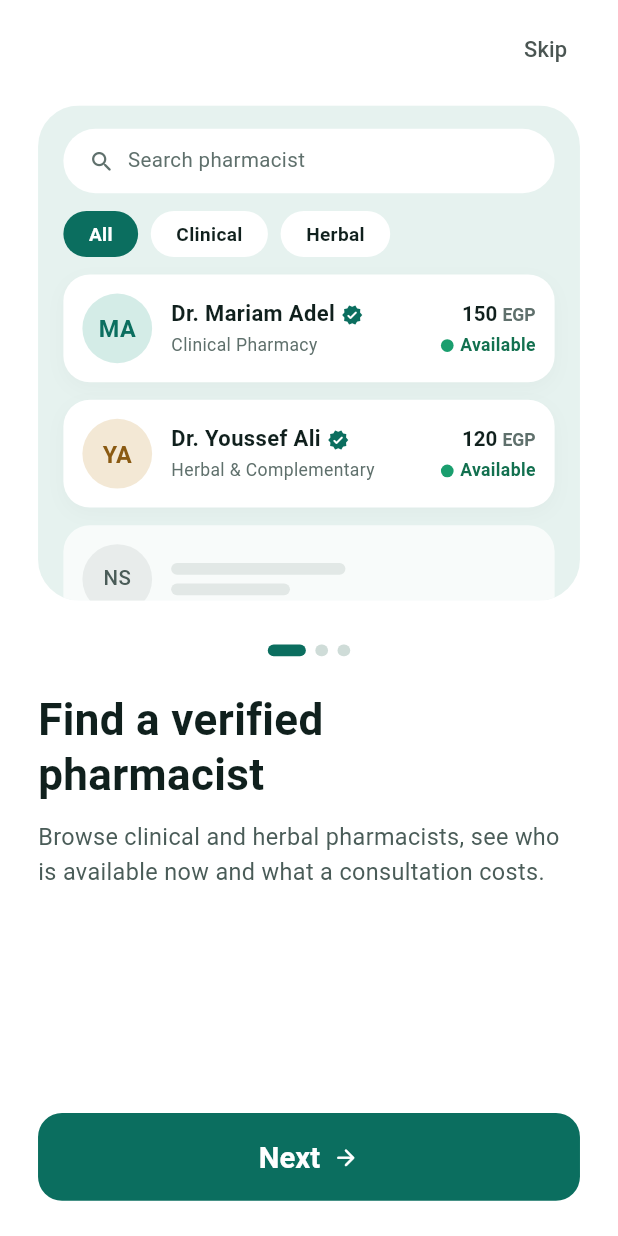
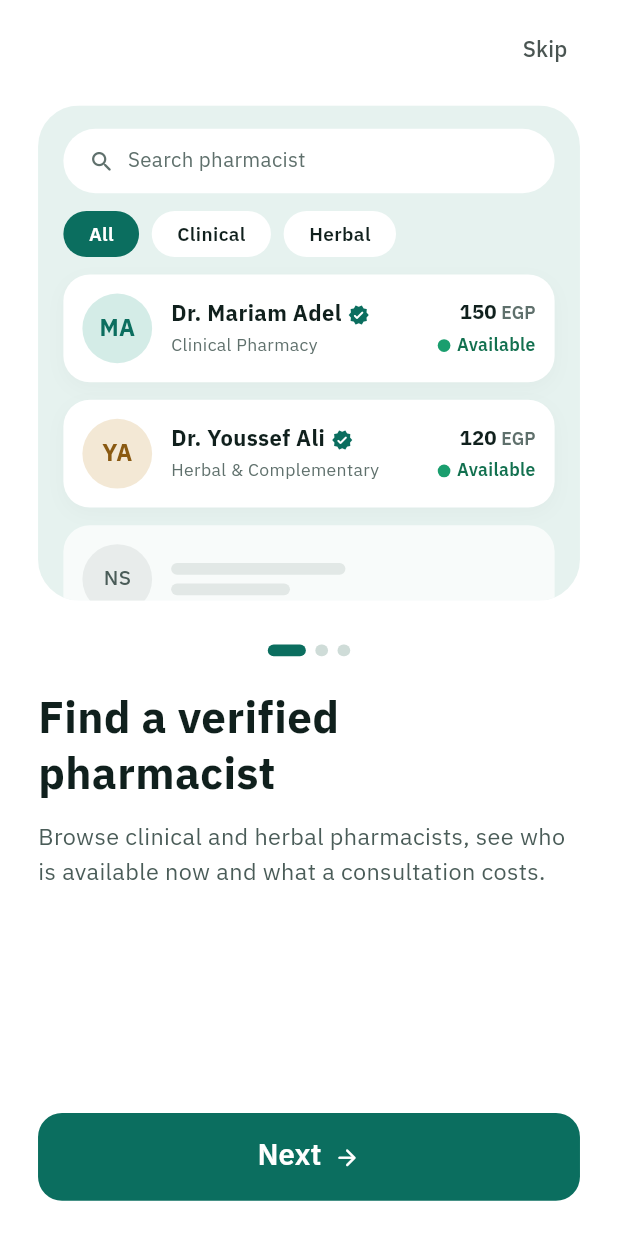
Before and after one commit to Seifeldin6/healthcare-erp, a Flutter app: the OnboardingScreen screen opened by its route, on a phone screen of 412 x 824 dp. Run offline on Flutter 3.47's test engine with Material 3 defaults, Android fonts, the phone set to English and light mode, and no system bars; our stand-ins replace flutter_animate, flutter_bloc, flutter_native_splash, flutter_screenutil, flutter_svg, get_it and 1 more; accounts and stored records are empty.

Commit message:
style(theme): configure IBM Plex Sans Arabic fallback font across text styles

```diff
--- a/mobile/lib/core/theme/app_text_styles.dart
+++ b/mobile/lib/core/theme/app_text_styles.dart
@@ -4,38 +4,73 @@ import 'app_colors.dart';
 import 'font_weight_helper.dart';
 
 abstract final class AppTextStyles {
+  static const String _primaryFont = 'PlusJakartaSans';
+  static const List<String> _fallbackFonts = ['IBMPlexSansArabic'];
+
+  static TextStyle _base({
+    required double fontSize,
+    required FontWeight fontWeight,
+    double? height,
+    double? letterSpacing,
+    Color? color,
+  }) {
+    return TextStyle(
+      fontFamily: _primaryFont,
+      fontFamilyFallback: _fallbackFonts,
+      fontSize: fontSize,
+      fontWeight: fontWeight,
+      height: height,
+      letterSpacing: letterSpacing,
+      color: color,
+    );
+  }
+
   // Base styles
-  static TextStyle display = TextStyle(
+  static TextStyle display = _base(
     fontSize: 30.sp,
     height: 38 / 30,
     fontWeight: FontWeightHelper.bold,
   );
 
-  static TextStyle title = TextStyle(
+  static TextStyle title = _base(
     fontSize: 26.sp,
     height: 32 / 26,
     fontWeight: FontWeightHelper.bold,
   );
 
-  static TextStyle heading = TextStyle(
+  static TextStyle heading = _base(
     fontSize: 18.sp,
     height: 24 / 18,
     fontWeight: FontWeightHelper.semiBold,
   );
 
-  static TextStyle body = TextStyle(
+  static TextStyle body = _base(
     fontSize: 16.sp,
     height: 24 / 16,
     fontWeight: FontWeightHelper.regular,
   );
 
-  static TextStyle label = TextStyle(
+  static TextStyle label = _base(
     fontSize: 14.sp,
     height: 20 / 14,
     fontWeight: FontWeightHelper.medium,
   );
 
-  static TextStyle caption = TextStyle(
+  static TextStyle label15BodyRegular = _base(
+    fontSize: 15.sp,
+    height: 1.0,
+    fontWeight: FontWeightHelper.regular,
+    color: AppColors.body,
+  );
+
+  static TextStyle label15PrimaryBold = _base(
+    fontSize: 15.sp,
+    height: 1.0,
+    fontWeight: FontWeightHelper.bold,
+    color: AppColors.primary,
+  );
+
+  static TextStyle caption = _base(
     fontSize: 13.sp,
     height: 19 / 13,
     fontWeight: FontWeightHelper.regular,
@@ -43,19 +78,35 @@ abstract final class AppTextStyles {
 
   // Display & Titles
   static TextStyle display30InkBold = display.copyWith(color: AppColors.ink);
+  static TextStyle display30InkExtraBold = _base(
+    fontSize: 30.sp,
+    height: 38 / 30,
+    letterSpacing: -0.6,
+    fontWeight: FontWeightHelper.extraBold,
+    color: AppColors.ink,
+  );
   static TextStyle title26InkBold = title.copyWith(color: AppColors.ink);
-  static TextStyle title24InkBold = TextStyle(
+  static TextStyle title24InkBold = _base(
     fontSize: 24.sp,
     height: 34 / 24,
     fontWeight: FontWeightHelper.bold,
     color: AppColors.ink,
   );
+
   static TextStyle heading18InkSemiBold = heading.copyWith(
     color: AppColors.ink,
   );
 
+  static TextStyle heading20InkExtraBold = _base(
+    fontSize: 20.sp,
+    height: 1.0,
+    letterSpacing: -0.3,
+    fontWeight: FontWeightHelper.extraBold,
+    color: AppColors.ink,
+  );
+
   // Body (16.sp & 20.sp)
-  static TextStyle body20WhiteSemiBold = TextStyle(
+  static TextStyle body20WhiteSemiBold = _base(
     fontSize: 20.sp,
     height: 24 / 20,
     fontWeight: FontWeightHelper.semiBold,
@@ -66,26 +117,26 @@ abstract final class AppTextStyles {
   static TextStyle body16WhiteRegular = body.copyWith(color: AppColors.surface);
   static TextStyle body16InkRegular = body.copyWith(color: AppColors.ink);
 
-  static TextStyle body16WhiteSemiBold = TextStyle(
+  static TextStyle body16WhiteSemiBold = _base(
     fontSize: 16.sp,
     height: 24 / 16,
     fontWeight: FontWeightHelper.semiBold,
     color: AppColors.surface,
   );
 
-  static TextStyle body16PrimaryBold = TextStyle(
+  static TextStyle body16PrimaryBold = _base(
     fontSize: 16.sp,
     fontWeight: FontWeightHelper.bold,
     color: AppColors.primary,
   );
 
-  static TextStyle body16WarmInkBold = TextStyle(
+  static TextStyle body16WarmInkBold = _base(
     fontSize: 16.sp,
     fontWeight: FontWeightHelper.bold,
     color: AppColors.warmInk,
   );
 
-  static TextStyle body16MutedSemiBold = TextStyle(
+  static TextStyle body16MutedSemiBold = _base(
     fontSize: 16.sp,
     height: 22 / 16,
     fontWeight: FontWeightHelper.semiBold,
@@ -93,7 +144,7 @@ abstract final class AppTextStyles {
   );
 
   // Label (15.sp & 14.sp)
-  static TextStyle label15InkBold = TextStyle(
+  static TextStyle label15InkBold = _base(
     fontSize: 15.sp,
     fontWeight: FontWeightHelper.bold,
     color: AppColors.ink,
@@ -101,49 +152,49 @@ abstract final class AppTextStyles {
 
   static TextStyle label14BodyMedium = label.copyWith(color: AppColors.body);
 
-  static TextStyle label14InkBold = TextStyle(
+  static TextStyle label14InkBold = _base(
     fontSize: 14.sp,
     height: 20 / 14,
     fontWeight: FontWeightHelper.bold,
     color: AppColors.ink,
   );
 
-  static TextStyle label14WhiteBold = TextStyle(
+  static TextStyle label14WhiteBold = _base(
     fontSize: 14.sp,
     height: 20 / 14,
     fontWeight: FontWeightHelper.bold,
     color: AppColors.surface,
   );
 
-  static TextStyle label14PrimaryBold = TextStyle(
+  static TextStyle label14PrimaryBold = _base(
     fontSize: 14.sp,
     height: 20 / 14,
     fontWeight: FontWeightHelper.bold,
     color: AppColors.primary,
   );
 
-  static TextStyle label14WarmInkBold = TextStyle(
+  static TextStyle label14WarmInkBold = _base(
     fontSize: 14.sp,
     height: 20 / 14,
     fontWeight: FontWeightHelper.bold,
     color: AppColors.warmInk,
   );
 
-  static TextStyle label14InkSemiBold = TextStyle(
+  static TextStyle label14InkSemiBold = _base(
     fontSize: 14.sp,
     height: 20 / 14,
     fontWeight: FontWeightHelper.semiBold,
     color: AppColors.ink,
   );
 
-  static TextStyle label14PrimarySemiBold = TextStyle(
+  static TextStyle label14PrimarySemiBold = _base(
     fontSize: 14.sp,
     height: 20 / 14,
     fontWeight: FontWeightHelper.semiBold,
     color: AppColors.primary,
   );
 
-  static TextStyle label14MutedRegular = TextStyle(
+  static TextStyle label14MutedRegular = _base(
     fontSize: 14.sp,
     height: 20 / 14,
     fontWeight: FontWeightHelper.regular,
@@ -155,126 +206,126 @@ abstract final class AppTextStyles {
     color: AppColors.body,
   );
 
-  static TextStyle caption13WhiteRegular = TextStyle(
+  static TextStyle caption13WhiteRegular = _base(
     fontSize: 13.sp,
     height: 18 / 13,
     fontWeight: FontWeightHelper.regular,
     color: AppColors.surface,
   );
 
-  static TextStyle caption13InkRegular = TextStyle(
+  static TextStyle caption13InkRegular = _base(
     fontSize: 13.sp,
     height: 18 / 13,
     fontWeight: FontWeightHelper.regular,
     color: AppColors.ink,
   );
 
-  static TextStyle caption13InkSemiBold = TextStyle(
+  static TextStyle caption13InkSemiBold = _base(
     fontSize: 13.sp,
     height: 19 / 13,
     fontWeight: FontWeightHelper.semiBold,
     color: AppColors.ink,
   );
 
-  static TextStyle caption13WhiteSemiBold = TextStyle(
+  static TextStyle caption13WhiteSemiBold = _base(
     fontSize: 13.sp,
     height: 19 / 13,
     fontWeight: FontWeightHelper.semiBold,
     color: AppColors.surface,
   );
 
-  static TextStyle caption12MutedSemiBold = TextStyle(
+  static TextStyle caption12MutedSemiBold = _base(
     fontSize: 12.sp,
     fontWeight: FontWeightHelper.semiBold,
     color: AppColors.muted,
   );
 
-  static TextStyle caption12SuccessSemiBold = TextStyle(
+  static TextStyle caption12SuccessSemiBold = _base(
     fontSize: 12.sp,
     fontWeight: FontWeightHelper.semiBold,
     color: AppColors.success,
   );
 
-  static TextStyle caption13InkMedium = TextStyle(
+  static TextStyle caption13InkMedium = _base(
     fontSize: 13.sp,
     fontWeight: FontWeightHelper.medium,
     color: AppColors.ink,
   );
 
-  static TextStyle caption12MutedRegular = TextStyle(
+  static TextStyle caption12MutedRegular = _base(
     fontSize: 12.sp,
     fontWeight: FontWeightHelper.regular,
     color: AppColors.muted,
   );
 
-  static TextStyle caption12MutedBoldUppercase = TextStyle(
+  static TextStyle caption12MutedBoldUppercase = _base(
     fontSize: 12.sp,
     letterSpacing: 0.6,
     fontWeight: FontWeightHelper.bold,
     color: AppColors.muted,
   );
 
-  static TextStyle caption12AllergySemiBold = TextStyle(
+  static TextStyle caption12AllergySemiBold = _base(
     fontSize: 12.sp,
     fontWeight: FontWeightHelper.semiBold,
     color: AppColors.allergyText,
   );
 
-  static TextStyle caption12ConditionSemiBold = TextStyle(
+  static TextStyle caption12ConditionSemiBold = _base(
     fontSize: 12.sp,
     fontWeight: FontWeightHelper.semiBold,
     color: AppColors.conditionText,
   );
 
-  static TextStyle caption12PrimarySemiBold = TextStyle(
+  static TextStyle caption12PrimarySemiBold = _base(
     fontSize: 12.sp,
     fontWeight: FontWeightHelper.semiBold,
     color: AppColors.primary,
   );
 
-  static TextStyle caption11SuccessMedium = TextStyle(
+  static TextStyle caption11SuccessMedium = _base(
     fontSize: 11.sp,
     fontWeight: FontWeightHelper.medium,
     color: AppColors.success,
   );
 
-  static TextStyle caption11MutedMedium = TextStyle(
+  static TextStyle caption11MutedMedium = _base(
     fontSize: 11.sp,
     fontWeight: FontWeightHelper.medium,
     color: AppColors.muted,
   );
 
-  static TextStyle caption11BodyRegular = TextStyle(
+  static TextStyle caption11BodyRegular = _base(
     fontSize: 11.sp,
     fontWeight: FontWeightHelper.regular,
     color: AppColors.body,
   );
 
-  static TextStyle caption11MutedRegular = TextStyle(
+  static TextStyle caption11MutedRegular = _base(
     fontSize: 11.sp,
     fontWeight: FontWeightHelper.regular,
     color: AppColors.muted,
   );
 
-  static TextStyle caption11WhiteMutedRegular = TextStyle(
+  static TextStyle caption11WhiteMutedRegular = _base(
     fontSize: 11.sp,
     fontWeight: FontWeightHelper.regular,
     color: AppColors.indicatorInactive,
   );
 
-  static TextStyle caption10BodyRegular = TextStyle(
+  static TextStyle caption10BodyRegular = _base(
     fontSize: 10.sp,
     fontWeight: FontWeightHelper.regular,
     color: AppColors.body,
   );
 
-  static TextStyle caption12PrimaryBold = TextStyle(
+  static TextStyle caption12PrimaryBold = _base(
     fontSize: 12.sp,
     fontWeight: FontWeightHelper.bold,
     color: AppColors.primary,
   );
 
-  static TextStyle caption13MutedRegular = TextStyle(
+  static TextStyle caption13MutedRegular = _base(
     fontSize: 13.sp,
     fontWeight: FontWeightHelper.regular,
     color: AppColors.muted,
--- a/mobile/lib/core/theme/light_theme.dart
+++ b/mobile/lib/core/theme/light_theme.dart
@@ -10,6 +10,8 @@ abstract final class LightTheme {
     useMaterial3: true,
     scaffoldBackgroundColor: Colors.white,
     primaryColor: AppColors.primary,
+    fontFamily: 'PlusJakartaSans',
+    fontFamilyFallback: const ['IBMPlexSansArabic'],
 
     colorScheme: ColorScheme.fromSeed(
       seedColor: AppColors.primary,
@@ -68,6 +70,10 @@ abstract final class LightTheme {
         borderRadius: BorderRadius.circular(AppDimensions.fieldRadius),
         borderSide: const BorderSide(color: AppColors.error),
       ),
+      focusedErrorBorder: OutlineInputBorder(
+        borderRadius: BorderRadius.circular(AppDimensions.fieldRadius),
+        borderSide: const BorderSide(color: AppColors.error, width: 1.5),
+      ),
     ),
   );
 }
```
Also changed, not shown: mobile/pubspec.yaml (+18 -4 lines), mobile/assets/fonts/IBMPlexSansArabic-Bold.ttf (added), mobile/assets/fonts/IBMPlexSansArabic-Medium.ttf (added), mobile/assets/fonts/IBMPlexSansArabic-Regular.ttf (added), mobile/assets/fonts/IBMPlexSansArabic-SemiBold.ttf (added).
